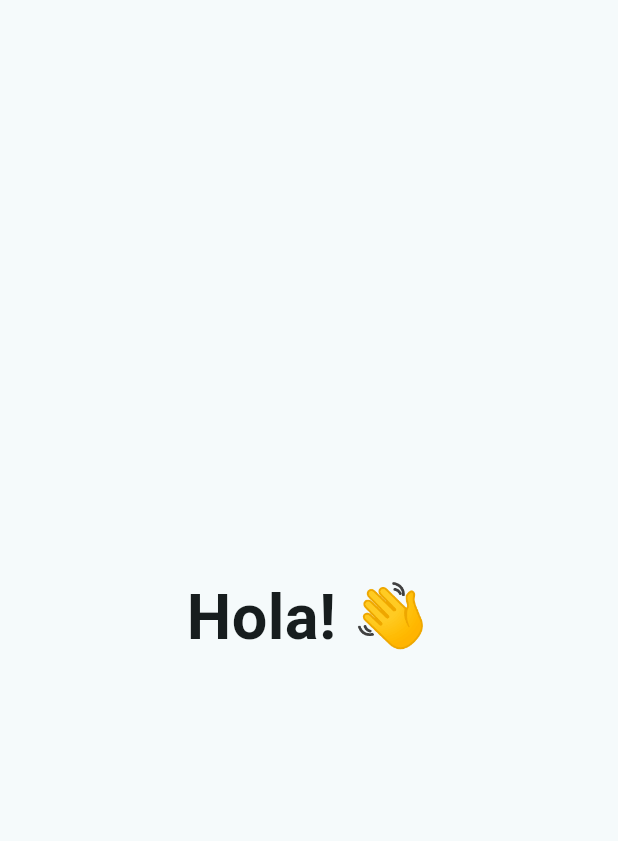
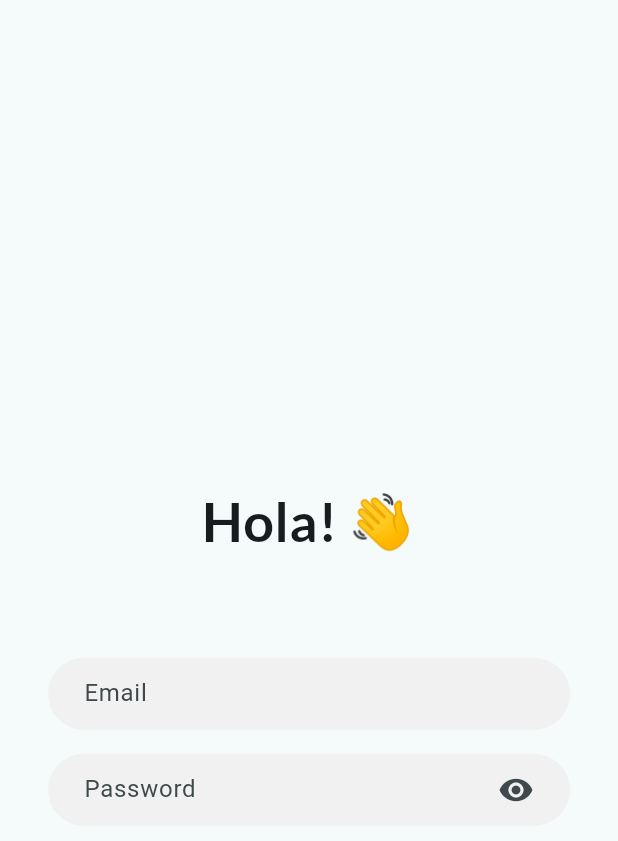
Before and after one commit to LaMaldicionDeMandos/IoT-app, a Flutter app: the screen it shows after launch, on a phone screen of 412 x 824 dp. Shown: the top 841 px of the screen. Run offline on Flutter 3.47's test engine with Material 3 defaults, Android fonts, the phone set to English and light mode, and no system bars.

Commit message:
trabajo en el formulario de login

```diff
--- /dev/null
+++ b/lib/components/PasswordTextField.dart
@@ -0,0 +1,46 @@
+import 'package:flutter/material.dart';
+
+class PasswordTextField extends StatefulWidget {
+  const PasswordTextField({super.key});
+
+  @override
+  State<StatefulWidget> createState() => _PasswordTextFieldState();
+}
+
+class _PasswordTextFieldState extends State<PasswordTextField> {
+  bool visiblePassword = false;
+  IconData eyeIcon = Icons.visibility;
+
+  void update() {
+    eyeIcon = visiblePassword ? Icons.visibility_off : Icons.visibility;
+  }
+
+  void _setVisible(bool visible) {
+    setState(() {
+      visiblePassword = visible;
+      update();
+    });
+  }
+
+  @override
+  Widget build(BuildContext context) {
+    return TextField(
+        obscureText: !visiblePassword,
+        style: const TextStyle(fontFamily: 'Roboto'),
+        decoration: InputDecoration(
+            hintText: 'Password',
+            suffixIcon: Padding(padding: const EdgeInsets.symmetric(horizontal: 12),
+                child: GestureDetector(
+                  onTapDown: (details) => setState(() {
+                    _setVisible(true);
+                  }),
+                  onTapCancel: () => setState(() {
+                    _setVisible(false);
+                  }),
+                  child: IconButton(onPressed: () => {}, icon: Icon(eyeIcon)),
+                )
+            )
+        )
+    );
+  }
+}
--- a/lib/main.dart
+++ b/lib/main.dart
@@ -1,4 +1,5 @@
 import 'package:flutter/material.dart';
+import 'package:iot_app/components/PasswordTextField.dart';
 
 void main() {
   runApp(const MyApp());
@@ -12,6 +13,21 @@
     return MaterialApp(
       title: 'IoT Project',
       theme: ThemeData(
+        textSelectionTheme: const TextSelectionThemeData(
+          cursorColor: Colors.pink
+        ),
+        inputDecorationTheme: InputDecorationTheme(
+          filled: true,
+          fillColor: const Color(0xfff1f1f1),
+
+          contentPadding: const EdgeInsets.symmetric(horizontal: 20),
+          border: OutlineInputBorder(
+              borderRadius: BorderRadius.circular(24),
+              borderSide: BorderSide.none
+
+          )
+        ),
+        fontFamily: 'Lato',
          colorScheme: ColorScheme.fromSeed(seedColor: Colors.white),
         useMaterial3: true,
       ),
@@ -30,11 +46,10 @@
 }
 
 class _MyHomePageState extends State<MyHomePage> {
-  int _counter = 0;
+  String _username = '';
 
-  void _incrementCounter() {
+  void _setUsername() {
     setState(() {
-      _counter++;
     });
   }
 
@@ -45,7 +60,19 @@
         child: Column(
           mainAxisAlignment: MainAxisAlignment.center,
           children: <Widget>[
-            Text(widget.title, style: const TextStyle(fontSize: 42, fontWeight: FontWeight.bold)),
+            Padding(padding: EdgeInsets.symmetric(horizontal: 32, vertical: 56),
+              child: Text(widget.title, style: const TextStyle(fontSize: 36, fontWeight: FontWeight.bold)),
+            ),
+            const Padding(padding: EdgeInsets.symmetric(horizontal: 32, vertical: 8),
+              child: TextField(
+                keyboardType: TextInputType.emailAddress,
+                style: TextStyle(fontFamily: 'Roboto'),
+                decoration: InputDecoration(hintText: 'Email')
+              )
+            ),
+            const Padding(padding: EdgeInsets.symmetric(horizontal: 32, vertical: 8),
+                child: PasswordTextField()
+            )
           ],
         ),
       ),
--- a/pubspec.yaml
+++ b/pubspec.yaml
@@ -88,3 +88,9 @@
   #
   # For details regarding fonts from package dependencies,
   # see https://flutter.dev/custom-fonts/#from-packages
+  fonts:
+    - family: Lato
+      fonts:
+        - asset: assets/fonts/Lato-Regular.ttf
+        - asset: assets/fonts/Lato-Bold.ttf
+          weight: 700
```
Also changed, not shown: assets/fonts/OFL.txt (added, +93 -0 lines), assets/fonts/Lato-Black.ttf (added), assets/fonts/Lato-BlackItalic.ttf (added), assets/fonts/Lato-Bold.ttf (added), assets/fonts/Lato-BoldItalic.ttf (added), assets/fonts/Lato-Italic.ttf (added), assets/fonts/Lato-Light.ttf (added), assets/fonts/Lato-LightItalic.ttf (added), assets/fonts/Lato-Regular.ttf (added), assets/fonts/Lato-Thin.ttf (added), assets/fonts/Lato-ThinItalic.ttf (added).
